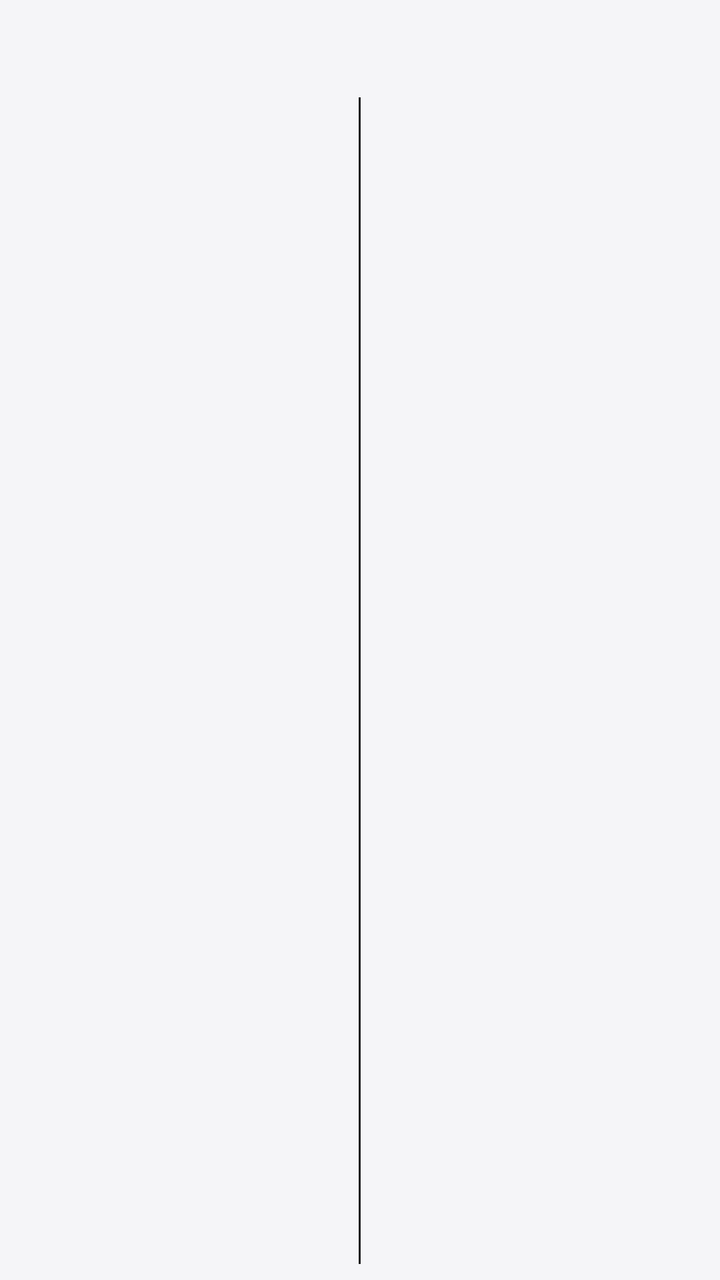
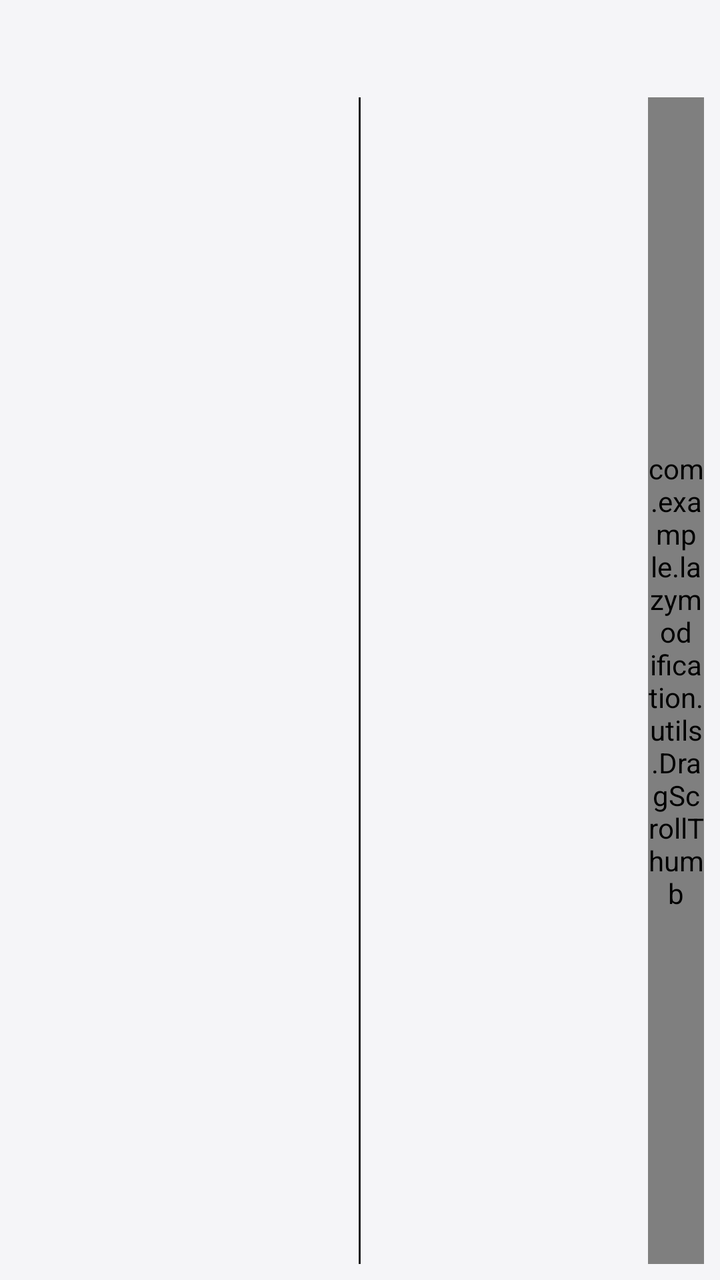

Two renders of the same Android screen: before a commit and after it. Below are the layout's source before the change and the commit's diff.
<!-- AndroidManifest.xml: activity theme Theme.LazyModification -->
<!-- res/layout/activity_compare_file.xml -->
<?xml version="1.0" encoding="utf-8"?>
<LinearLayout xmlns:android="http://schemas.android.com/apk/res/android"
    android:layout_width="match_parent"
    android:layout_height="match_parent"
    android:orientation="vertical"
    android:padding="8dp">

    <TextView
        android:id="@+id/tvCompareStatus"
        android:layout_width="wrap_content"
        android:layout_height="wrap_content"
        android:textSize="14sp"
        android:textStyle="bold"
        android:textColor="?attr/colorOnSurface"
        android:layout_marginBottom="4dp" />

    <LinearLayout
        android:layout_width="match_parent"
        android:layout_height="wrap_content"
        android:orientation="horizontal">

        <TextView
            android:id="@+id/tvHeaderLeft"
            android:layout_width="0dp"
            android:layout_height="wrap_content"
            android:layout_weight="1"
            android:textSize="13sp"
            android:textStyle="bold"
            android:textColor="?attr/colorOnSurface" />

        <TextView
            android:id="@+id/tvHeaderRight"
            android:layout_width="0dp"
            android:layout_height="wrap_content"
            android:layout_weight="1"
            android:textSize="13sp"
            android:textStyle="bold"
            android:textColor="?attr/colorOnSurface" />
    </LinearLayout>

    <LinearLayout
        android:layout_width="match_parent"
        android:layout_height="0dp"
        android:layout_weight="1"
        android:orientation="horizontal">

        <androidx.core.widget.NestedScrollView
            android:id="@+id/svCompareLeft"
            android:layout_width="0dp"
            android:layout_height="match_parent"
            android:layout_weight="1"
            android:fillViewport="true"
            android:scrollbars="vertical"
            android:fadeScrollbars="false">

            <LinearLayout
                android:layout_width="match_parent"
                android:layout_height="wrap_content"
                android:orientation="horizontal">

                <TextView
                    android:id="@+id/tvGutterLeft"
                    android:layout_width="wrap_content"
                    android:layout_height="wrap_content"
                    android:minWidth="40dp"
                    android:fontFamily="monospace"
                    android:textSize="12sp"
                    android:textColor="#999999"
                    android:gravity="end"
                    android:paddingEnd="6dp" />

                <HorizontalScrollView
                    android:id="@+id/hsvCompareLeft"
                    android:layout_width="0dp"
                    android:layout_height="wrap_content"
                    android:layout_weight="1"
                    android:scrollbars="horizontal"
                    android:fadeScrollbars="false">

                    <TextView
                        android:id="@+id/tvCompareLeft"
                        android:layout_width="wrap_content"
                        android:layout_height="wrap_content"
                        android:fontFamily="monospace"
                        android:textSize="12sp"
                        android:textColor="?attr/colorOnSurface"
                        android:paddingStart="2dp"
                        android:textIsSelectable="true" />
                </HorizontalScrollView>
            </LinearLayout>
        </androidx.core.widget.NestedScrollView>

        <View
            android:layout_width="1dp"
            android:layout_height="match_parent"
            android:background="?attr/colorOnSurface" />

        <androidx.core.widget.NestedScrollView
            android:id="@+id/svCompareRight"
            android:layout_width="0dp"
            android:layout_height="match_parent"
            android:layout_weight="1"
            android:fillViewport="true"
            android:scrollbars="vertical"
            android:fadeScrollbars="false">

            <LinearLayout
                android:layout_width="match_parent"
                android:layout_height="wrap_content"
                android:orientation="horizontal">

                <TextView
                    android:id="@+id/tvGutterRight"
                    android:layout_width="wrap_content"
                    android:layout_height="wrap_content"
                    android:minWidth="40dp"
                    android:fontFamily="monospace"
                    android:textSize="12sp"
                    android:textColor="#999999"
                    android:gravity="end"
                    android:paddingEnd="6dp" />

                <HorizontalScrollView
                    android:id="@+id/hsvCompareRight"
                    android:layout_width="0dp"
                    android:layout_height="wrap_content"
                    android:layout_weight="1"
                    android:scrollbars="horizontal"
                    android:fadeScrollbars="false">

                    <TextView
                        android:id="@+id/tvCompareRight"
                        android:layout_width="wrap_content"
                        android:layout_height="wrap_content"
                        android:fontFamily="monospace"
                        android:textSize="12sp"
                        android:textColor="?attr/colorOnSurface"
                        android:paddingStart="2dp"
                        android:textIsSelectable="true" />
                </HorizontalScrollView>
            </LinearLayout>
        </androidx.core.widget.NestedScrollView>
    </LinearLayout>
</LinearLayout>
<!-- resources referenced by this layout -->
<resources>
  <style name="Theme.LazyModification" parent="Base.Theme.LazyModification" />
  <style name="Base.Theme.LazyModification" parent="Theme.Material3.Light.NoActionBar">
          
          <item name="colorPrimary">#596487</item>
          <item name="colorOnPrimary">#FFFFFF</item>
          <item name="colorPrimaryContainer">#DCE1F0</item>
          <item name="colorOnPrimaryContainer">#152040</item>
          <item name="colorPrimaryInverse">#B9C3E4</item>
  
          
          <item name="colorSecondary">#596487</item>
          <item name="colorOnSecondary">#FFFFFF</item>
          <item name="colorSecondaryContainer">#DCE1F0</item>
          <item name="colorOnSecondaryContainer">#152040</item>
  
          
          <item name="colorTertiary">#6E5A87</item>
          <item name="colorOnTertiary">#FFFFFF</item>
          <item name="colorTertiaryContainer">#F0DCE1</item>
          <item name="colorOnTertiaryContainer">#401520</item>
  
          
          <item name="colorError">#BA1A1A</item>
          <item name="colorOnError">#FFFFFF</item>
          <item name="colorErrorContainer">#FFDAD6</item>
          <item name="colorOnErrorContainer">#410002</item>
  
          
          <item name="android:colorBackground">#F5F5F8</item>
          <item name="colorSurface">#F5F5F8</item>
          <item name="colorOnSurface">#1C1B1F</item>
          <item name="colorSurfaceVariant">#E1E2EC</item>
          <item name="colorOnSurfaceVariant">#44474F</item>
          <item name="colorSurfaceInverse">#313033</item>
          <item name="colorOnSurfaceInverse">#F4EFF4</item>
  
          
          <item name="colorOutline">#74777F</item>
          <item name="colorOutlineVariant">#C4C6D0</item>
  
          
          <item name="android:statusBarColor">@android:color/transparent</item>
          <item name="android:navigationBarColor">@android:color/transparent</item>
          <item name="android:windowLightStatusBar">true</item>
  
          
          <item name="materialButtonStyle">@style/Widget.LazyModification.Button</item>
          <item name="materialButtonOutlinedStyle">@style/Widget.LazyModification.Button.Outlined</item>
      </style>
  <style name="Widget.LazyModification.Button" parent="Widget.Material3.Button">
          <item name="backgroundTint">#596487</item>
          <item name="android:textColor">#FFFFFF</item>
          <item name="iconTint">#FFFFFF</item>
          <item name="rippleColor">#33FFFFFF</item>
          <item name="cornerRadius">12dp</item>
      </style>
  <style name="Widget.LazyModification.Button.Outlined" parent="Widget.Material3.Button.OutlinedButton">
          <item name="strokeColor">#596487</item>
          <item name="android:textColor">#596487</item>
          <item name="iconTint">#596487</item>
          <item name="rippleColor">#1F596487</item>
          <item name="cornerRadius">12dp</item>
      </style>
</resources>

<!-- the commit's change to res/layout/activity_compare_file.xml (unified diff, before → after) -->
@@ -38,11 +38,15 @@
             android:textColor="?attr/colorOnSurface" />
     </LinearLayout>
 
-    <LinearLayout
+    <FrameLayout
         android:layout_width="match_parent"
         android:layout_height="0dp"
-        android:layout_weight="1"
-        android:orientation="horizontal">
+        android:layout_weight="1">
+
+        <LinearLayout
+            android:layout_width="match_parent"
+            android:layout_height="match_parent"
+            android:orientation="horizontal">
 
         <androidx.core.widget.NestedScrollView
             android:id="@+id/svCompareLeft"
@@ -101,7 +105,7 @@
             android:layout_height="match_parent"
             android:layout_weight="1"
             android:fillViewport="true"
-            android:scrollbars="vertical"
+            android:scrollbars="none"
             android:fadeScrollbars="false">
 
             <LinearLayout
@@ -140,5 +144,12 @@
                 </HorizontalScrollView>
             </LinearLayout>
         </androidx.core.widget.NestedScrollView>
-    </LinearLayout>
+        </LinearLayout>
+
+        <com.example.lazymodification.utils.DragScrollThumb
+            android:id="@+id/cmpScrollThumb"
+            android:layout_width="28dp"
+            android:layout_height="match_parent"
+            android:layout_gravity="end" />
+    </FrameLayout>
 </LinearLayout>
